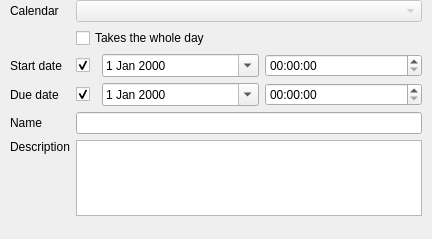
Before: the Qt Designer form tasks/src/ui/taskedit.ui in KDE/akonadi-google-applets, drawn with Qt 5.
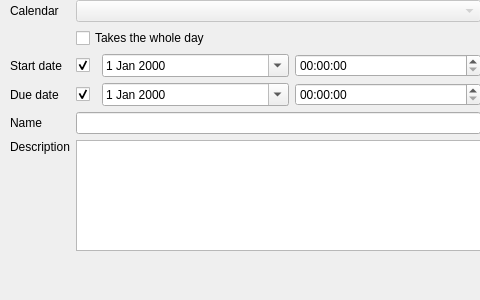
After: the same form once the commit is applied.

Commit message: Use bigger size for windows with configurations and some text changes

Diff of the .ui file:
```diff
--- a/tasks/src/ui/taskedit.ui
+++ b/tasks/src/ui/taskedit.ui
@@ -6,14 +6,14 @@
    <rect>
     <x>0</x>
     <y>0</y>
-    <width>432</width>
-    <height>239</height>
+    <width>480</width>
+    <height>300</height>
    </rect>
   </property>
   <property name="minimumSize">
    <size>
-    <width>432</width>
-    <height>239</height>
+    <width>480</width>
+    <height>300</height>
    </size>
   </property>
   <widget class="QWidget" name="layoutWidget">
@@ -21,8 +21,8 @@
     <rect>
      <x>10</x>
      <y>0</y>
-     <width>412</width>
-     <height>216</height>
+     <width>471</width>
+     <height>251</height>
     </rect>
    </property>
    <layout class="QGridLayout" name="gridLayout">
```
The commit also changes 5 other files.
